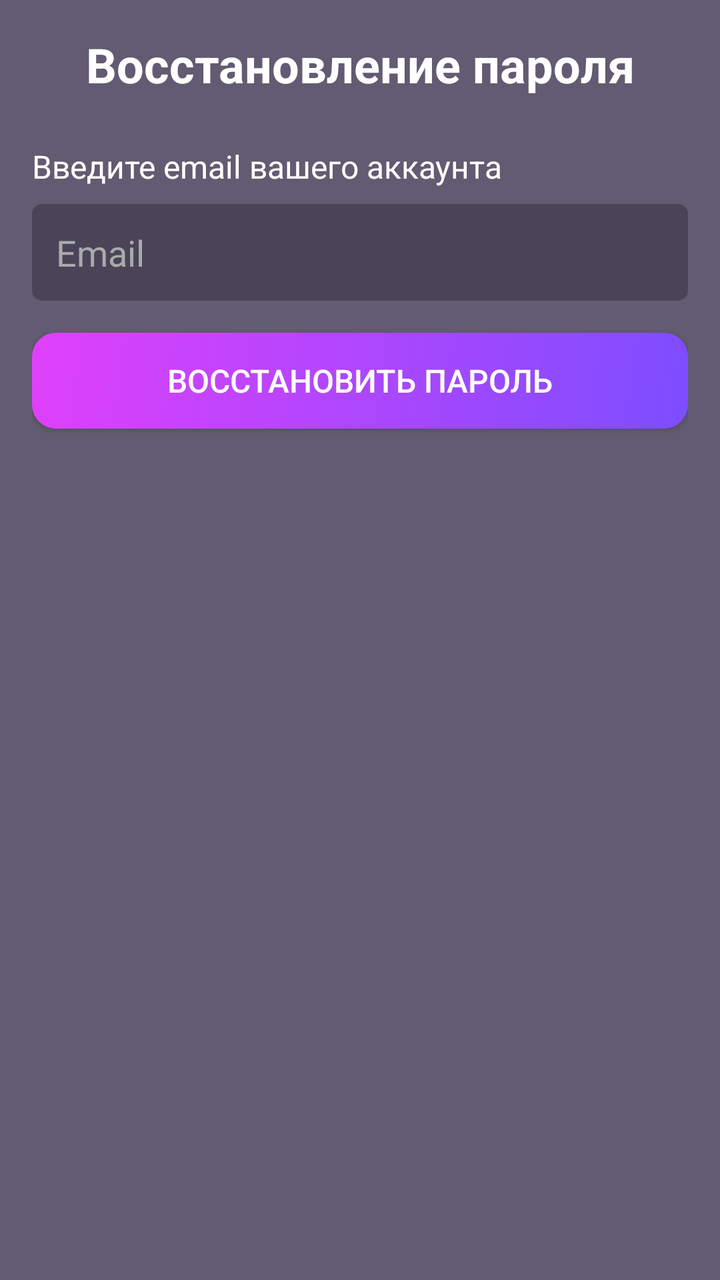
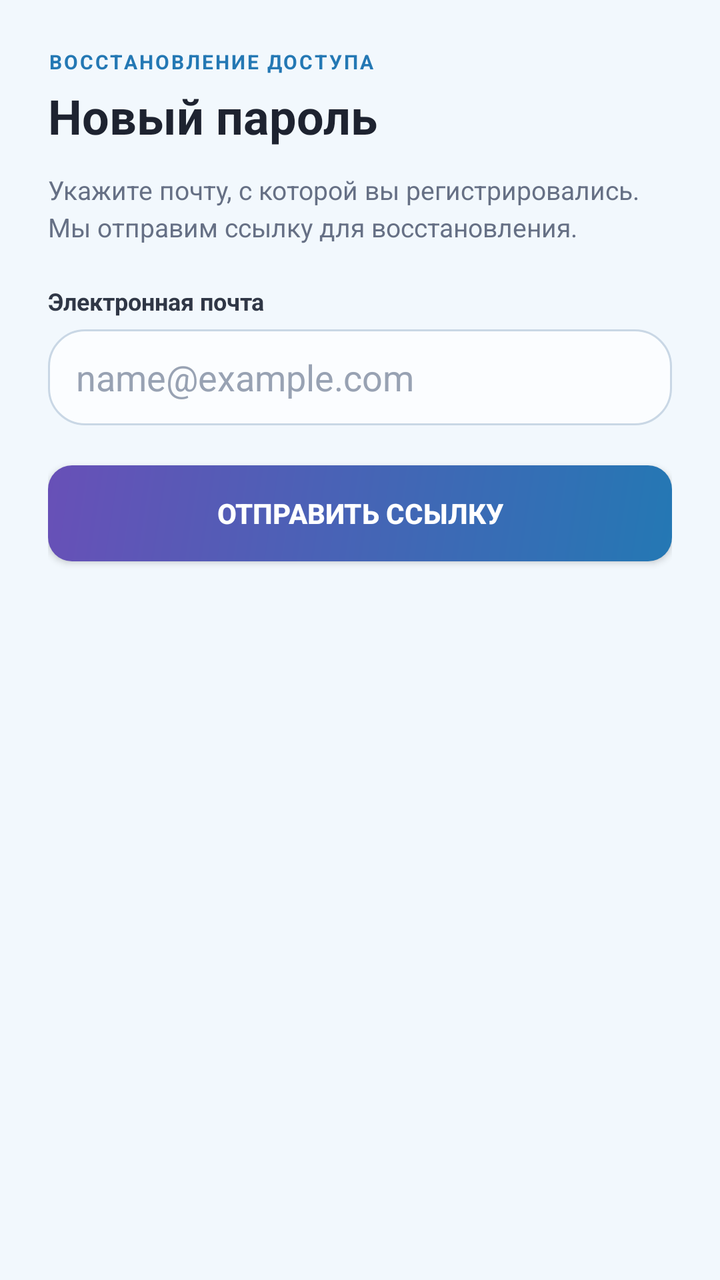

Screens rendered from an Android XML layout before and after an edit, with the pre-edit source and the edit as a unified diff.
<!-- AndroidManifest.xml: activity theme Theme.AppCompat.Light.DialogWhenLarge -->
<!-- res/layout/activity_recovery_password.xml -->
<?xml version="1.0" encoding="utf-8"?>
<LinearLayout xmlns:android="http://schemas.android.com/apk/res/android"
    android:layout_width="match_parent"
    android:layout_height="match_parent"
    android:orientation="vertical"
    android:padding="16dp"
    android:background="#625B71">

    <TextView
        android:layout_width="match_parent"
        android:layout_height="wrap_content"
        android:text="Восстановление пароля"
        android:textColor="#FFFFFF"
        android:textSize="24sp"
        android:textStyle="bold"
        android:gravity="center"
        android:layout_marginBottom="24dp"/>

    <TextView
        android:layout_width="match_parent"
        android:layout_height="wrap_content"
        android:text="Введите email вашего аккаунта"
        android:textColor="#FFFFFF"
        android:textSize="16sp"
        android:layout_marginBottom="8dp"/>

    <EditText
        android:id="@+id/etEmail"
        android:layout_width="match_parent"
        android:layout_height="wrap_content"
        android:hint="Email"
        android:textColorHint="#AAAAAA"
        android:textColor="#FFFFFF"
        android:inputType="textEmailAddress"
        android:background="@drawable/edit_text_background"
        android:padding="12dp"
        android:layout_marginBottom="16dp"/>

    <Button
        android:id="@+id/btnRecover"
        android:layout_width="match_parent"
        android:layout_height="wrap_content"
        android:text="Восстановить пароль"
        android:background="@drawable/button_background"
        android:textColor="#FFFFFF"
        android:textSize="16sp"
        android:layout_marginBottom="16dp"/>

    <TextView
        android:id="@+id/tvResponse"
        android:layout_width="match_parent"
        android:layout_height="wrap_content"
        android:textColor="#FFFFFF"
        android:textSize="14sp"
        android:gravity="center"
        android:visibility="gone"/>

    <ProgressBar
        android:id="@+id/progressBar"
        android:layout_width="wrap_content"
        android:layout_height="wrap_content"
        android:layout_gravity="center"
        android:visibility="gone"/>

</LinearLayout>
<!-- resources referenced by this layout -->
<resources>
  <!-- drawable button_background (drawable) -->
  <?xml version="1.0" encoding="utf-8"?>
  <shape xmlns:android="http://schemas.android.com/apk/res/android"
      android:shape="rectangle">
      <gradient
          android:startColor="@color/accent_primary"
          android:endColor="@color/accent_secondary"
          android:angle="135" />
      <corners android:radius="12dp" />
  </shape>
  <!-- drawable edit_text_background (drawable) -->
  <?xml version="1.0" encoding="utf-8"?>
  <shape xmlns:android="http://schemas.android.com/apk/res/android">
      <solid android:color="#4A4459" />
      <corners android:radius="5dp" />
  </shape>
  <color name="accent_primary">#7C4DFF</color>
  <color name="accent_secondary">#E040FB</color>
</resources>

<!-- the commit's change to res/layout/activity_recovery_password.xml (unified diff, before → after) -->
@@ -3,54 +3,75 @@
     android:layout_width="match_parent"
     android:layout_height="match_parent"
     android:orientation="vertical"
-    android:padding="16dp"
-    android:background="#625B71">
+    android:padding="24dp"
+    android:background="@color/blue_mist">
+
+    <TextView
+        android:layout_width="wrap_content"
+        android:layout_height="wrap_content"
+        android:text="ВОССТАНОВЛЕНИЕ ДОСТУПА"
+        android:textColor="@color/brand_blue_dark"
+        android:textSize="10sp"
+        android:textStyle="bold"
+        android:letterSpacing="0.1" />
 
     <TextView
         android:layout_width="match_parent"
         android:layout_height="wrap_content"
-        android:text="Восстановление пароля"
-        android:textColor="#FFFFFF"
+        android:text="Новый пароль"
+        android:textColor="@color/graphite"
         android:textSize="24sp"
         android:textStyle="bold"
-        android:gravity="center"
-        android:layout_marginBottom="24dp"/>
+        android:layout_marginTop="4dp"
+        android:layout_marginBottom="12dp"/>
 
     <TextView
         android:layout_width="match_parent"
         android:layout_height="wrap_content"
-        android:text="Введите email вашего аккаунта"
-        android:textColor="#FFFFFF"
-        android:textSize="16sp"
-        android:layout_marginBottom="8dp"/>
+        android:text="Укажите почту, с которой вы регистрировались. Мы отправим ссылку для восстановления."
+        android:textColor="@color/muted"
+        android:textSize="13sp"
+        android:lineSpacingMultiplier="1.2"
+        android:layout_marginBottom="20dp"/>
+
+    <TextView
+        android:layout_width="wrap_content"
+        android:layout_height="wrap_content"
+        android:text="Электронная почта"
+        android:textColor="@color/graphite_soft"
+        android:textSize="12sp"
+        android:textStyle="bold"
+        android:layout_marginBottom="6dp" />
 
     <EditText
         android:id="@+id/etEmail"
         android:layout_width="match_parent"
-        android:layout_height="wrap_content"
-        android:hint="Email"
-        android:textColorHint="#AAAAAA"
-        android:textColor="#FFFFFF"
+        android:layout_height="48dp"
+        android:hint="name@example.com"
+        android:textColorHint="@color/muted_light"
+        android:textColor="@color/graphite"
         android:inputType="textEmailAddress"
-        android:background="@drawable/edit_text_background"
-        android:padding="12dp"
-        android:layout_marginBottom="16dp"/>
+        android:background="@drawable/input_background"
+        android:paddingStart="14dp"
+        android:paddingEnd="14dp"
+        android:layout_marginBottom="20dp"/>
 
     <Button
         android:id="@+id/btnRecover"
         android:layout_width="match_parent"
-        android:layout_height="wrap_content"
-        android:text="Восстановить пароль"
+        android:layout_height="48dp"
+        android:text="Отправить ссылку"
         android:background="@drawable/button_background"
-        android:textColor="#FFFFFF"
-        android:textSize="16sp"
+        android:textColor="@color/white"
+        android:textSize="14sp"
+        android:textStyle="bold"
         android:layout_marginBottom="16dp"/>
 
     <TextView
         android:id="@+id/tvResponse"
         android:layout_width="match_parent"
         android:layout_height="wrap_content"
-        android:textColor="#FFFFFF"
+        android:textColor="@color/brand_blue_dark"
         android:textSize="14sp"
         android:gravity="center"
         android:visibility="gone"/>
<!-- resource entries referenced after the edit -->
@@ -1,22 +1,31 @@
 <!-- resources referenced by this layout -->
 <resources>
+  <color name="blue_mist">#F2F8FD</color>
+  <color name="brand_blue_dark">#2478B4</color>
+  <color name="graphite">#1E2330</color>
+  <color name="graphite_soft">#303746</color>
+  <color name="muted">#667085</color>
+  <color name="muted_light">#98A2B3</color>
+  <color name="white">#FFFFFF</color>
   <!-- drawable button_background (drawable) -->
   <?xml version="1.0" encoding="utf-8"?>
   <shape xmlns:android="http://schemas.android.com/apk/res/android"
       android:shape="rectangle">
       <gradient
-          android:startColor="@color/accent_primary"
-          android:endColor="@color/accent_secondary"
+          android:startColor="#2478B4"
+          android:endColor="#6850B7"
           android:angle="135" />
       <corners android:radius="12dp" />
   </shape>
-  <!-- drawable edit_text_background (drawable) -->
+  <!-- drawable input_background (drawable) -->
   <?xml version="1.0" encoding="utf-8"?>
-  <shape xmlns:android="http://schemas.android.com/apk/res/android">
-      <solid android:color="#4A4459" />
-      <corners android:radius="5dp" />
+  <shape xmlns:android="http://schemas.android.com/apk/res/android"
+      android:shape="rectangle">
+      <solid android:color="@color/input_bg" />
+      <corners android:radius="18dp" />
+      <stroke android:width="1dp" android:color="@color/border_strong" />
   </shape>
-  <color name="accent_primary">#7C4DFF</color>
-  <color name="accent_secondary">#E040FB</color>
+  <color name="input_bg">#FBFDFF</color>
+  <color name="border_strong">#C9D7E5</color>
 </resources>
 
